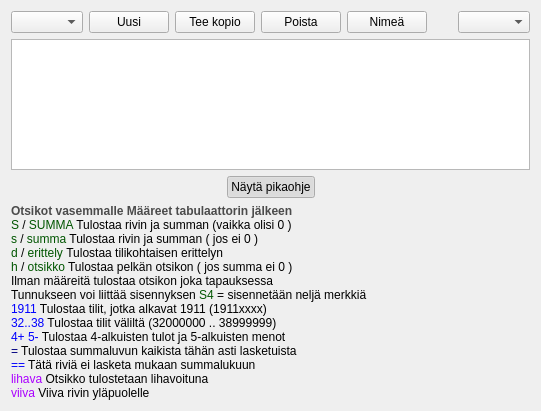
Old version of the form kitupiikki/maaritys/raportinmuokkaus.ui in the repository artoh/kitupiikki.
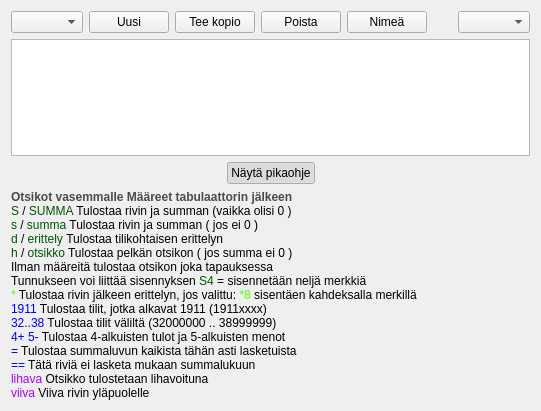
New version of the form. Icons and pictures are not drawn.

Commit message: Raportissa * tekee erittelyn

Diff of the .ui file:
```diff
--- a/kitupiikki/maaritys/raportinmuokkaus.ui
+++ b/kitupiikki/maaritys/raportinmuokkaus.ui
@@ -144,7 +144,7 @@
    <item>
     <widget class="QLabel" name="label">
      <property name="text">
-      <string>&lt;html&gt;&lt;head/&gt;&lt;body&gt;&lt;p&gt;&lt;span style=&quot; font-weight:600; color:#4b4b4b;&quot;&gt;Otsikot vasemmalle Määreet tabulaattorin jälkeen&lt;br/&gt;&lt;/span&gt;&lt;span style=&quot; color:#005500;&quot;&gt;S&lt;/span&gt; / &lt;span style=&quot; color:#005500;&quot;&gt;SUMMA &lt;/span&gt;Tulostaa rivin ja summan (vaikka olisi 0 )&lt;br/&gt;&lt;span style=&quot; color:#005500;&quot;&gt;s&lt;/span&gt; / &lt;span style=&quot; color:#005500;&quot;&gt;summa&lt;/span&gt; Tulostaa rivin ja summan ( jos ei 0 )&lt;br/&gt;&lt;span style=&quot; color:#005500;&quot;&gt;d&lt;/span&gt; / &lt;span style=&quot; color:#005500;&quot;&gt;erittely &lt;/span&gt;Tulostaa tilikohtaisen erittelyn&lt;br/&gt;&lt;span style=&quot; color:#005500;&quot;&gt;h&lt;/span&gt; / &lt;span style=&quot; color:#005500;&quot;&gt;otsikko&lt;/span&gt; Tulostaa pelkän otsikon ( jos summa ei 0 )&lt;br/&gt;Ilman määreitä tulostaa otsikon joka tapauksessa&lt;br/&gt;Tunnukseen voi liittää sisennyksen &lt;span style=&quot; color:#005500;&quot;&gt;S4&lt;/span&gt; = sisennetään neljä merkkiä&lt;br/&gt;&lt;span style=&quot; color:#0000ff;&quot;&gt;1911&lt;/span&gt; Tulostaa tilit, jotka alkavat 1911 (1911xxxx)&lt;br/&gt;&lt;span style=&quot; color:#0000ff;&quot;&gt;32..38&lt;/span&gt; Tulostaa tilit väliltä (32000000 .. 38999999)&lt;br/&gt;&lt;span style=&quot; color:#0000ff;&quot;&gt;4+ 5-&lt;/span&gt; Tulostaa 4-alkuisten tulot ja 5-alkuisten menot&lt;br/&gt;&lt;span style=&quot; color:#00007f;&quot;&gt;=&lt;/span&gt; Tulostaa summaluvun kaikista tähän asti lasketuista&lt;br/&gt;&lt;span style=&quot; color:#0000ff;&quot;&gt;==&lt;/span&gt; Tätä riviä ei lasketa mukaan summalukuun&lt;br/&gt;&lt;span style=&quot; color:#aa00ff;&quot;&gt;lihava&lt;/span&gt; Otsikko tulostetaan lihavoituna&lt;br/&gt;&lt;span style=&quot; color:#aa00ff;&quot;&gt;viiva&lt;/span&gt; Viiva rivin  yläpuolelle&lt;/p&gt;&lt;/body&gt;&lt;/html&gt;</string>
+      <string>&lt;html&gt;&lt;head/&gt;&lt;body&gt;&lt;p&gt;&lt;span style=&quot; font-weight:600; color:#4b4b4b;&quot;&gt;Otsikot vasemmalle 	Määreet tabulaattorin jälkeen&lt;br/&gt;&lt;/span&gt;&lt;span style=&quot; color:#005500;&quot;&gt;S&lt;/span&gt; / &lt;span style=&quot; color:#005500;&quot;&gt;SUMMA &lt;/span&gt;Tulostaa rivin ja summan (vaikka olisi 0 )&lt;br/&gt;&lt;span style=&quot; color:#005500;&quot;&gt;s&lt;/span&gt; / &lt;span style=&quot; color:#005500;&quot;&gt;summa&lt;/span&gt; Tulostaa rivin ja summan ( jos ei 0 )&lt;br/&gt;&lt;span style=&quot; color:#005500;&quot;&gt;d&lt;/span&gt; / &lt;span style=&quot; color:#005500;&quot;&gt;erittely &lt;/span&gt;Tulostaa tilikohtaisen erittelyn&lt;br/&gt;&lt;span style=&quot; color:#005500;&quot;&gt;h&lt;/span&gt; / &lt;span style=&quot; color:#005500;&quot;&gt;otsikko&lt;/span&gt; Tulostaa pelkän otsikon ( jos summa ei 0 )&lt;br/&gt;Ilman määreitä tulostaa otsikon joka tapauksessa&lt;br/&gt;Tunnukseen voi liittää sisennyksen &lt;span style=&quot; color:#005500;&quot;&gt;S4&lt;/span&gt; = sisennetään neljä merkkiä&lt;br/&gt;&lt;span style=&quot; color:#55ff00;&quot;&gt;*&lt;/span&gt; Tulostaa rivin jälkeen erittelyn, jos valittu: &lt;span style=&quot; color:#55ff00;&quot;&gt;*8&lt;/span&gt; sisentäen kahdeksalla merkillä&lt;br/&gt;&lt;span style=&quot; color:#0000ff;&quot;&gt;1911&lt;/span&gt; Tulostaa tilit, jotka alkavat 1911 (1911xxxx)&lt;br/&gt;&lt;span style=&quot; color:#0000ff;&quot;&gt;32..38&lt;/span&gt; Tulostaa tilit väliltä (32000000 .. 38999999)&lt;br/&gt;&lt;span style=&quot; color:#0000ff;&quot;&gt;4+ 5-&lt;/span&gt; Tulostaa 4-alkuisten tulot ja 5-alkuisten menot&lt;br/&gt;&lt;span style=&quot; color:#00007f;&quot;&gt;=&lt;/span&gt; Tulostaa summaluvun kaikista tähän asti lasketuista&lt;br/&gt;&lt;span style=&quot; color:#0000ff;&quot;&gt;==&lt;/span&gt; Tätä riviä ei lasketa mukaan summalukuun&lt;br/&gt;&lt;span style=&quot; color:#aa00ff;&quot;&gt;lihava&lt;/span&gt; Otsikko tulostetaan lihavoituna&lt;br/&gt;&lt;span style=&quot; color:#aa00ff;&quot;&gt;viiva&lt;/span&gt; Viiva rivin yläpuolelle&lt;/p&gt;&lt;/body&gt;&lt;/html&gt;</string>
      </property>
     </widget>
    </item>
```
The commit also changes 5 other files.
